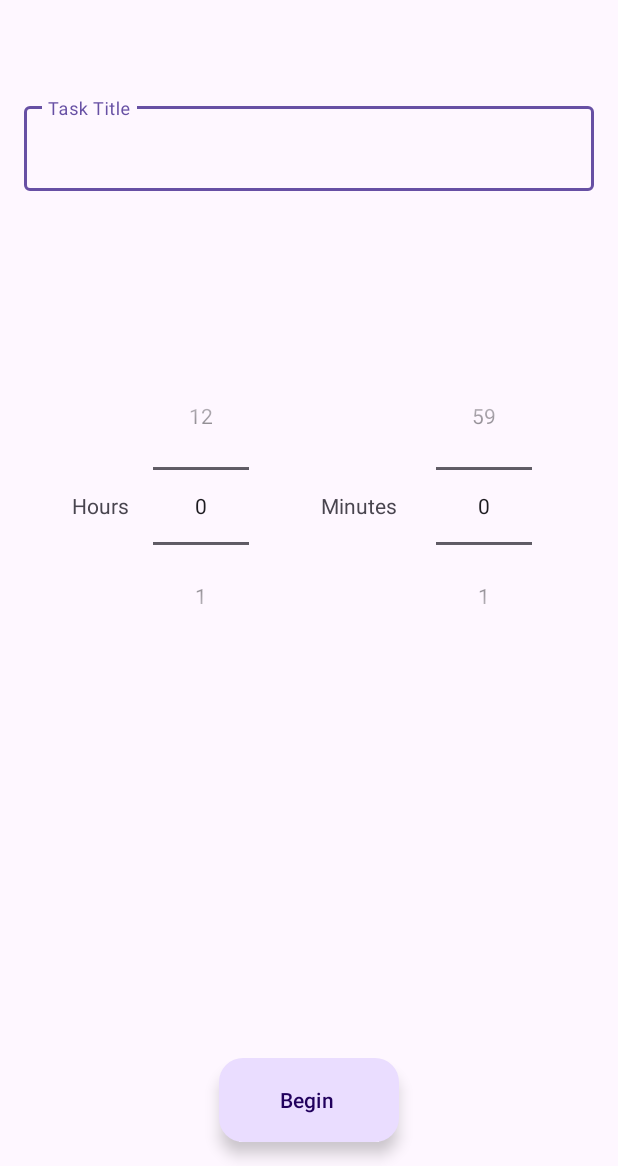
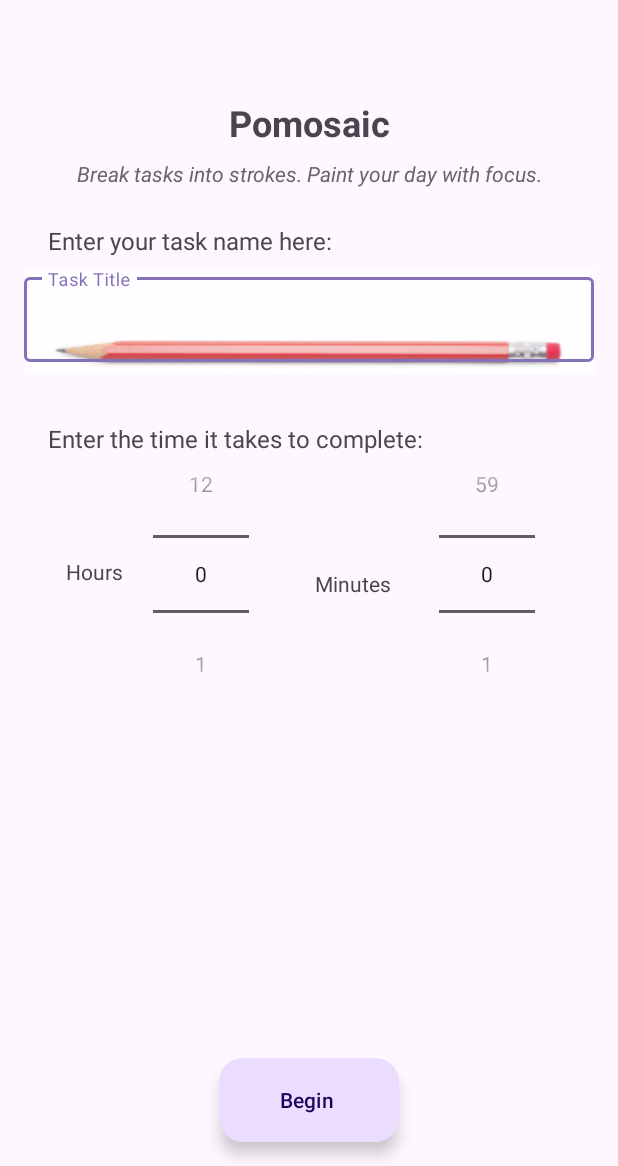
Before and after one commit to Cweiss15/Final_Project255, an Android app: the screen it shows after launch (MainActivity), on a phone screen of 412 x 824 dp, the part 70-1236 px from its top. Run offline under Robolectric (Android 15) with nearby library versions, the phone set to English and light mode, and no system bars.

Commit message:
Changed the design a bit... content main and activity_time_increments.xml

```diff
--- a/app/src/main/res/layout/content_main.xml
+++ b/app/src/main/res/layout/content_main.xml
@@ -1,70 +1,133 @@
-<androidx.constraintlayout.widget.ConstraintLayout
-    xmlns:android="http://schemas.android.com/apk/res/android"
+<androidx.constraintlayout.widget.ConstraintLayout xmlns:android="http://schemas.android.com/apk/res/android"
     xmlns:app="http://schemas.android.com/apk/res-auto"
     android:layout_width="match_parent"
     android:layout_height="match_parent"
+    android:padding="16dp"
     app:layout_behavior="@string/appbar_scrolling_view_behavior">
 
-    <!-- Task Title input at top, centered horizontally -->
+    <!-- App Title -->
+    <TextView
+        android:id="@+id/appTitle"
+        android:layout_width="wrap_content"
+        android:layout_height="wrap_content"
+        android:layout_marginTop="32dp"
+        android:text="@string/pomosaic"
+        android:textSize="24sp"
+        android:textStyle="bold"
+        app:layout_constraintEnd_toEndOf="parent"
+        app:layout_constraintStart_toStartOf="parent"
+        app:layout_constraintTop_toTopOf="parent" />
+    <!-- App Subtitle / Quote -->
+    <TextView
+        android:id="@+id/appSubtitle"
+        android:layout_width="wrap_content"
+        android:layout_height="wrap_content"
+        android:layout_marginTop="8dp"
+        android:text="Break tasks into strokes. Paint your day with focus."
+        android:textColor="#666666"
+        android:textSize="14sp"
+        android:textStyle="italic"
+        app:layout_constraintEnd_toEndOf="parent"
+        app:layout_constraintStart_toStartOf="parent"
+        app:layout_constraintTop_toBottomOf="@id/appTitle" />
+
+
+    <!-- Task Name Prompt -->
+    <TextView
+        android:id="@+id/taskNamePrompt"
+        android:layout_width="wrap_content"
+        android:layout_height="wrap_content"
+        android:layout_marginStart="16dp"
+        android:layout_marginTop="24dp"
+        android:text="Enter your task name here:"
+        android:textSize="16sp"
+        app:layout_constraintStart_toStartOf="parent"
+        app:layout_constraintTop_toBottomOf="@id/appSubtitle" />
+
+    <!-- Task Title input -->
     <com.google.android.material.textfield.TextInputLayout
         android:id="@+id/input_text_layout"
         android:layout_width="0dp"
         android:layout_height="wrap_content"
+        android:layout_marginTop="8dp"
+        android:background="@drawable/pencil"
+        android:alpha="0.8"
         android:hint="Task Title"
-        app:layout_constraintTop_toTopOf="parent"
+        app:boxBackgroundMode="outline"
+        app:layout_constraintEnd_toEndOf="parent"
         app:layout_constraintStart_toStartOf="parent"
-        app:layout_constraintEnd_toEndOf="parent"
-        android:layout_marginStart="16dp"
-        android:layout_marginEnd="16dp"
-        android:layout_marginTop="48dp">
+        app:layout_constraintTop_toBottomOf="@id/taskNamePrompt">
 
         <com.google.android.material.textfield.TextInputEditText
             android:id="@+id/input_text"
             android:layout_width="match_parent"
-            android:layout_height="wrap_content" />
+            android:layout_height="wrap_content"
+            android:inputType="text"
+            android:textColor="#040404"
+            android:textSize="16sp" />
     </com.google.android.material.textfield.TextInputLayout>
 
+
+    <!-- Time Prompt -->
+    <TextView
+        android:id="@+id/timePrompt"
+        android:layout_width="wrap_content"
+        android:layout_height="wrap_content"
+        android:layout_marginStart="16dp"
+        android:layout_marginTop="32dp"
+        android:text="Enter the time it takes to complete:"
+        android:textSize="16sp"
+        app:layout_constraintStart_toStartOf="parent"
+        app:layout_constraintTop_toBottomOf="@id/input_text_layout" />
+
     <!-- HOURS label -->
+
+    <!-- Hour picker -->
+
+    <!-- MINUTES label -->
+
+    <!-- Minute picker -->
+    <NumberPicker
+        android:id="@+id/minute_picker"
+        android:layout_width="wrap_content"
+        android:layout_height="wrap_content"
+        android:layout_marginStart="16dp"
+        android:layout_marginEnd="32dp"
+        app:layout_constraintBottom_toBottomOf="@id/minutes"
+        app:layout_constraintEnd_toEndOf="parent"
+        app:layout_constraintHorizontal_bias="0.695"
+        app:layout_constraintStart_toEndOf="@id/minutes"
+        app:layout_constraintTop_toTopOf="@id/minutes"
+        app:layout_constraintVertical_bias="0.54" />
+
+    <NumberPicker
+        android:id="@+id/hour_picker"
+        android:layout_width="wrap_content"
+        android:layout_height="wrap_content"
+        android:layout_marginStart="20dp"
+        app:layout_constraintBottom_toBottomOf="@id/hours"
+        app:layout_constraintStart_toEndOf="@id/hours"
+        app:layout_constraintTop_toTopOf="@id/hours"
+        app:layout_constraintVertical_bias="0.49" />
+
+    <TextView
+        android:id="@+id/minutes"
+        android:layout_width="wrap_content"
+        android:layout_height="wrap_content"
+        android:layout_marginStart="44dp"
+        android:layout_marginTop="8dp"
+        android:text="Minutes"
+        app:layout_constraintStart_toEndOf="@id/hour_picker"
+        app:layout_constraintTop_toTopOf="@id/hours" />
+
     <TextView
         android:id="@+id/hours"
         android:layout_width="wrap_content"
         android:layout_height="wrap_content"
+        android:layout_marginStart="28dp"
+        android:layout_marginTop="68dp"
         android:text="Hours"
-        app:layout_constraintTop_toBottomOf="@id/input_text_layout"
-        app:layout_constraintStart_toStartOf="@id/input_text_layout"
-        android:layout_marginStart="32dp"
-        android:layout_marginTop="200dp" />
-
-    <!-- Hour picker, aligned vertically with Hours label -->
-    <NumberPicker
-        android:id="@+id/hour_picker"
-        android:layout_width="wrap_content"
-        android:layout_height="wrap_content"
-        app:layout_constraintTop_toTopOf="@id/hours"
-        app:layout_constraintBottom_toBottomOf="@id/hours"
-        app:layout_constraintStart_toEndOf="@id/hours"
-        android:layout_marginStart="16dp" />
-
-    <!-- MINUTES label, aligned vertically with Hours label, to the right -->
-    <TextView
-        android:id="@+id/minutes"
-        android:layout_width="wrap_content"
-        android:layout_height="wrap_content"
-        android:text="Minutes"
-        app:layout_constraintTop_toTopOf="@id/hours"
-        app:layout_constraintStart_toEndOf="@id/hour_picker"
-        android:layout_marginStart="48dp" />
-
-    <!-- Minute picker, aligned vertically with Minutes label -->
-    <NumberPicker
-        android:id="@+id/minute_picker"
-        android:layout_width="wrap_content"
-        android:layout_height="wrap_content"
-        app:layout_constraintTop_toTopOf="@id/minutes"
-        app:layout_constraintBottom_toBottomOf="@id/minutes"
-        app:layout_constraintStart_toEndOf="@id/minutes"
-        app:layout_constraintEnd_toEndOf="@id/input_text_layout"
-        android:layout_marginEnd="32dp"
-        android:layout_marginStart="16dp" />
+        app:layout_constraintStart_toStartOf="parent"
+        app:layout_constraintTop_toBottomOf="@id/timePrompt" />
 
 </androidx.constraintlayout.widget.ConstraintLayout>
--- a/app/src/main/res/values/colors.xml
+++ b/app/src/main/res/values/colors.xml
@@ -2,4 +2,8 @@
 <resources>
     <color name="black">#FF000000</color>
     <color name="white">#FFFFFFFF</color>
+    <color name="purple_500">#6200EE</color>
+    <color name="purple_200">#BB86FC</color>
+    <color name="teal_700">#018786</color>
+    <color name="teal_200">#03DAC5</color>
 </resources>
--- a/app/src/main/res/values/strings.xml
+++ b/app/src/main/res/values/strings.xml
@@ -1,5 +1,6 @@
 <resources>
     <string name="app_name">Final</string>
     <string name="action_settings">Settings</string>
+    <string name="pomosaic">Pomosaic</string>
 
 </resources>
```
Also changed, not shown: app/src/main/res/drawable/gradient_input_background.xml (added, +9 -0 lines), app/src/main/res/layout/activity_time_increments.xml (+51 -22 lines), app/src/main/res/drawable/pencil.png (added).
